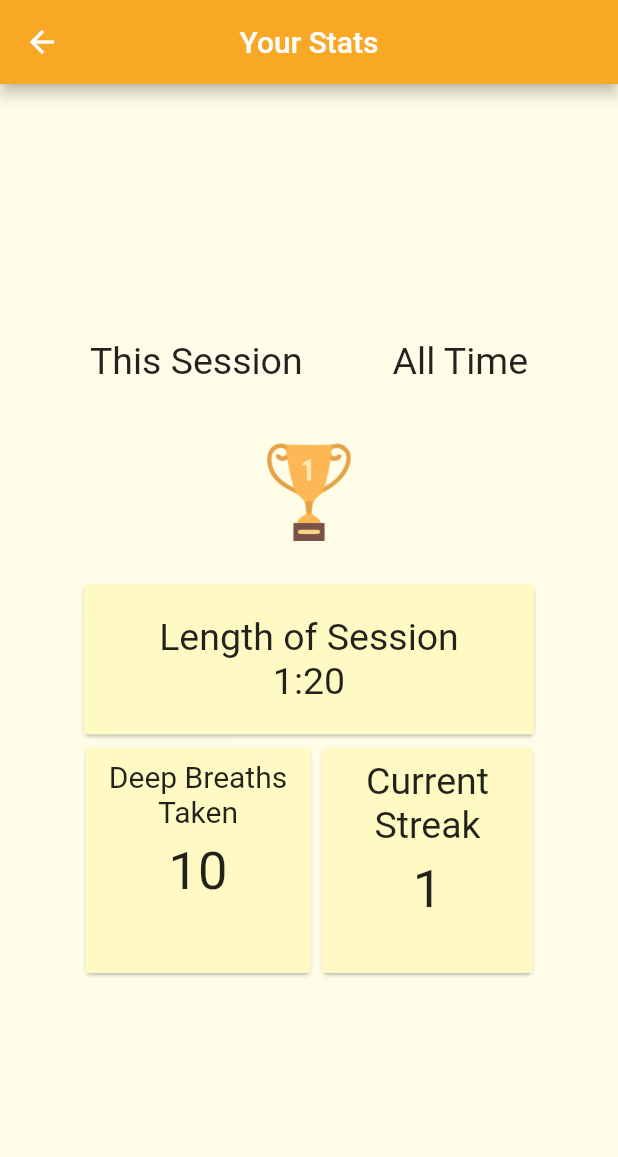
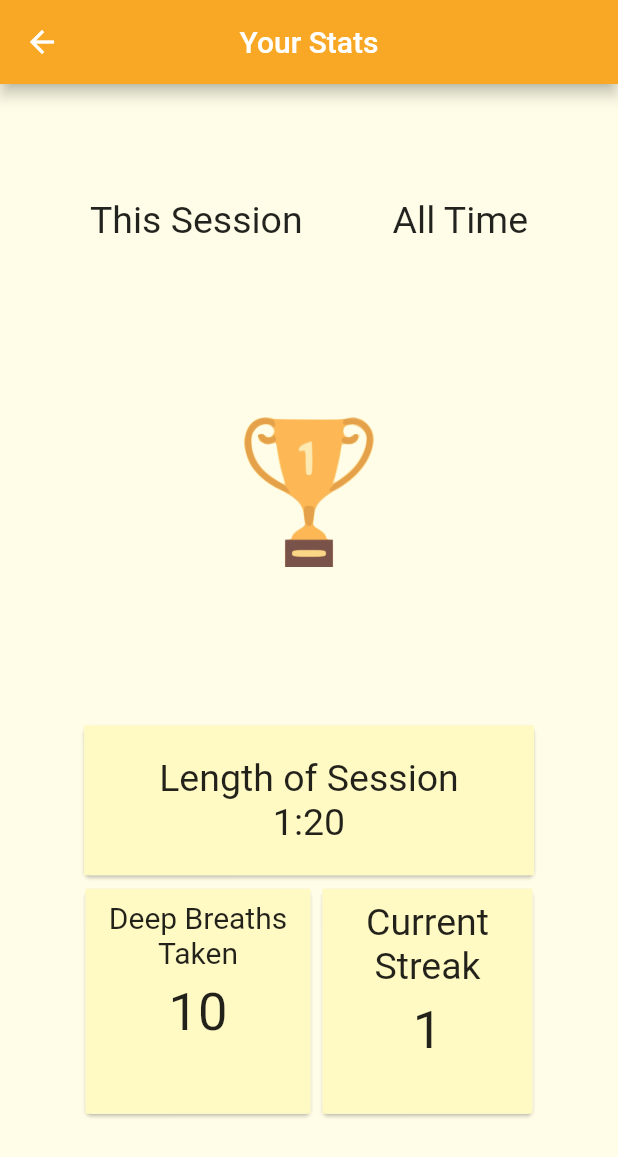
Before and after one commit to weare10/breathe, a Flutter app: the StatsScreen screen opened by its route, on a phone screen of 412 x 824 dp. Shown: the top 1157 px of the screen. Run offline on Flutter 3.47's test engine with Material 2 defaults, Android fonts, the phone set to English and light mode, and no system bars.

Commit message:
navigation and styling to stats screen

```diff
--- a/lib/main.dart
+++ b/lib/main.dart
@@ -14,7 +14,7 @@ class MyApp extends StatelessWidget {
     return MaterialApp(
       title: 'Breathe',
       routes: <String, WidgetBuilder> {
-        '/home': (BuildContext context) => HomeScreen(title: 'page A'),
+        '/home': (BuildContext context) => HomeScreen(),
         '/breathe': (BuildContext context) => BreatheScreen(),
         '/stats': (BuildContext context) => StatsScreen(title: 'page C'),
       },
--- a/lib/stats_screen/stats_screen.dart
+++ b/lib/stats_screen/stats_screen.dart
@@ -21,7 +21,7 @@ class _StatsScreenState extends State<StatsScreen> {
         backgroundColor: Colors.yellow.shade800,
       ),
       body: Column(
-        mainAxisAlignment: MainAxisAlignment.center,
+        mainAxisAlignment: MainAxisAlignment.spaceEvenly,
         children: <Widget>[
           Padding(
             padding: const EdgeInsets.only(bottom: 40.0),
@@ -47,9 +47,12 @@ class _StatsScreenState extends State<StatsScreen> {
             padding: const EdgeInsets.only(bottom: 25.0),
             child: Image(
               image: AssetImage('assets/images/trophy.png'),
-              height: 65,
+              height: 100,
             ),
           ),
+          Column(
+            mainAxisAlignment: MainAxisAlignment.start,
+            children: [
               Card(
                 child: Container(
                   width: 300,
@@ -132,6 +135,9 @@ class _StatsScreenState extends State<StatsScreen> {
                 ),
               ),
             ],
+          )
+
+        ],
       ),
     );
   }
```
Also changed, not shown: lib/breathe_screen/breathe_screen.dart (+1 -6 lines). Lines whose indentation alone changed are shown as unchanged.
